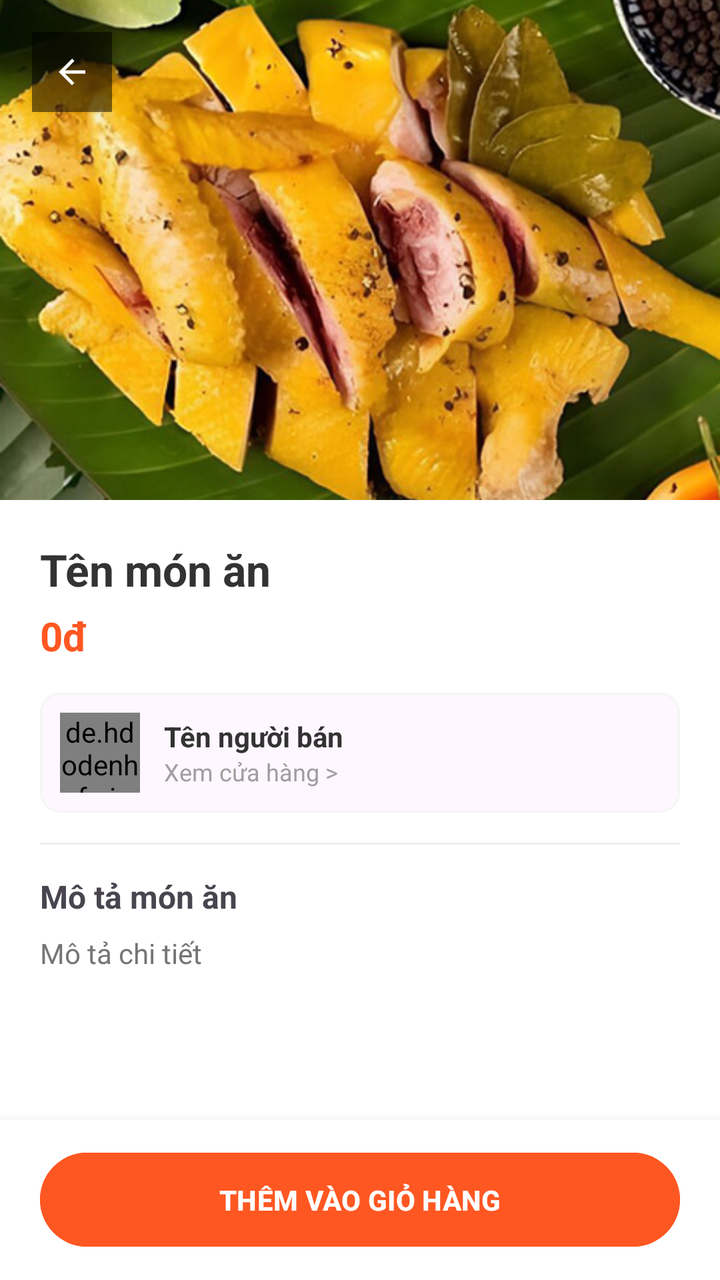
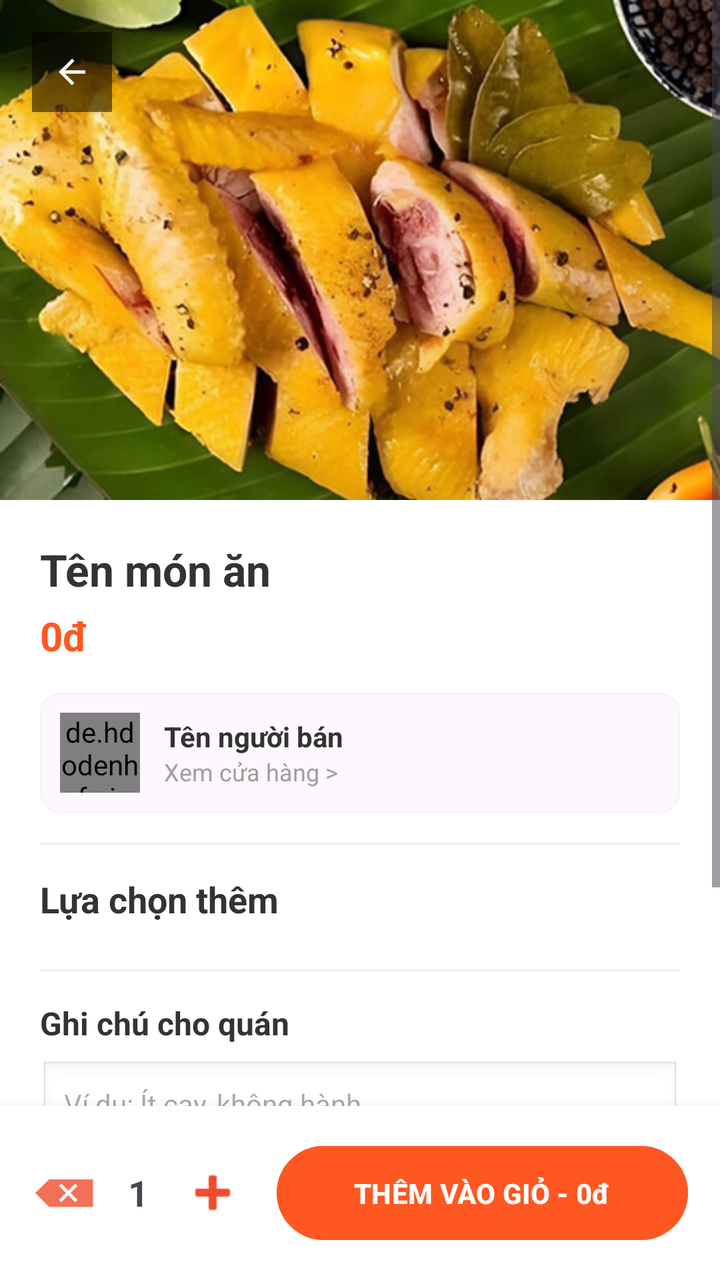

Two renders of the same Android screen: before a commit and after it. Below are the layout's source before the change and the commit's diff.
<!-- AndroidManifest.xml: application theme Theme.LangFood -->
<!-- res/layout/activity_food_detail.xml -->
<?xml version="1.0" encoding="utf-8"?>
<RelativeLayout xmlns:android="http://schemas.android.com/apk/res/android"
    xmlns:app="http://schemas.android.com/apk/res-auto"
    android:layout_width="match_parent"
    android:layout_height="match_parent"
    android:background="@color/white">

    <ScrollView
        android:layout_width="match_parent"
        android:layout_height="match_parent"
        android:layout_above="@id/layoutCart">

        <LinearLayout
            android:layout_width="match_parent"
            android:layout_height="wrap_content"
            android:orientation="vertical">

            <RelativeLayout
                android:layout_width="match_parent"
                android:layout_height="250dp">

                <ImageView
                    android:id="@+id/imgFood"
                    android:layout_width="match_parent"
                    android:layout_height="match_parent"
                    android:scaleType="centerCrop"
                    android:src="@drawable/ga" />

                <ImageView
                    android:id="@+id/btnBack"
                    android:layout_width="40dp"
                    android:layout_height="40dp"
                    android:layout_margin="16dp"
                    android:src="@drawable/ic_back"
                    android:background="#80000000"
                    android:padding="10dp"
                    android:elevation="5dp"
                    app:tint="@color/white" />
            </RelativeLayout>

            <LinearLayout
                android:layout_width="match_parent"
                android:layout_height="wrap_content"
                android:orientation="vertical"
                android:padding="20dp">

                <TextView
                    android:id="@+id/txtFoodName"
                    android:layout_width="wrap_content"
                    android:layout_height="wrap_content"
                    android:text="Tên món ăn"
                    android:textColor="#333333"
                    android:textSize="22sp"
                    android:textStyle="bold" />

                <TextView
                    android:id="@+id/txtFoodPrice"
                    android:layout_width="wrap_content"
                    android:layout_height="wrap_content"
                    android:layout_marginTop="5dp"
                    android:text="0đ"
                    android:textColor="#FF5722"
                    android:textSize="20sp"
                    android:textStyle="bold" />

                
                <com.google.android.material.card.MaterialCardView
                    android:id="@+id/cardSeller"
                    android:layout_width="match_parent"
                    android:layout_height="wrap_content"
                    android:layout_marginTop="15dp"
                    app:cardCornerRadius="10dp"
                    app:cardElevation="0dp"
                    app:strokeWidth="1dp"
                    app:strokeColor="#F5F5F5"
                    android:clickable="true"
                    android:focusable="true">

                    <LinearLayout
                        android:layout_width="match_parent"
                        android:layout_height="wrap_content"
                        android:gravity="center_vertical"
                        android:padding="10dp">

                        <de.hdodenhof.circleimageview.CircleImageView
                            android:id="@+id/ivSellerAvatar"
                            android:layout_width="40dp"
                            android:layout_height="40dp"
                            android:src="@drawable/anhavt" />

                        <LinearLayout
                            android:layout_width="0dp"
                            android:layout_height="wrap_content"
                            android:layout_weight="1"
                            android:orientation="vertical"
                            android:paddingLeft="12dp">

                            <TextView
                                android:id="@+id/tvSellerName"
                                android:layout_width="wrap_content"
                                android:layout_height="wrap_content"
                                android:text="Tên người bán"
                                android:textColor="#333333"
                                android:textStyle="bold"
                                android:textSize="14sp" />

                            <TextView
                                android:layout_width="wrap_content"
                                android:layout_height="wrap_content"
                                android:text="Xem cửa hàng >"
                                android:textColor="#9E9E9E"
                                android:textSize="12sp" />
                        </LinearLayout>
                    </LinearLayout>
                </com.google.android.material.card.MaterialCardView>

                <View
                    android:layout_width="match_parent"
                    android:layout_height="1dp"
                    android:layout_marginVertical="15dp"
                    android:background="#EEEEEE" />

                <TextView
                    android:layout_width="wrap_content"
                    android:layout_height="wrap_content"
                    android:text="Mô tả món ăn"
                    android:textStyle="bold"
                    android:textSize="16sp" />

                <TextView
                    android:id="@+id/txtFoodDescription"
                    android:layout_width="wrap_content"
                    android:layout_height="wrap_content"
                    android:layout_marginTop="8dp"
                    android:text="Mô tả chi tiết"
                    android:textColor="#757575"
                    android:lineSpacingExtra="4dp"/>
            </LinearLayout>
        </LinearLayout>
    </ScrollView>

    <LinearLayout
        android:id="@+id/layoutCart"
        android:layout_width="match_parent"
        android:layout_height="80dp"
        android:layout_alignParentBottom="true"
        android:background="@color/white"
        android:elevation="10dp"
        android:gravity="center"
        android:paddingHorizontal="20dp">

        <Button
            android:id="@+id/btnAddToCart"
            android:layout_width="match_parent"
            android:layout_height="55dp"
            android:backgroundTint="#FF5722"
            android:text="THÊM VÀO GIỎ HÀNG"
            android:textColor="@color/white"
            android:textStyle="bold" />
    </LinearLayout>
</RelativeLayout>
<!-- resources referenced by this layout -->
<resources>
  <color name="white">#FFFFFF</color>
  <!-- drawable anhavt: jpg bitmap (drawable, 9383 bytes) -->
  <!-- drawable ga: jpg bitmap (drawable, 85292 bytes) -->
  <!-- drawable ic_back (drawable) -->
  <vector xmlns:android="http://schemas.android.com/apk/res/android"
      android:width="24dp"
      android:height="24dp"
      android:viewportWidth="24"
      android:viewportHeight="24">
    <path
        android:fillColor="#FF000000"
        android:pathData="M20,11H7.83l5.59,-5.59L12,4l-8,8l8,8l1.41,-1.41L7.83,13H20v-2z"/>
  </vector>
  <style name="Theme.LangFood" parent="Base.Theme.LangFood" />
  <style name="Base.Theme.LangFood" parent="Theme.Material3.DayNight.NoActionBar">
          
          
      </style>
</resources>

<!-- the commit's change to res/layout/activity_food_detail.xml (unified diff, before → after) -->
@@ -120,6 +120,55 @@
                     android:layout_marginVertical="15dp"
                     android:background="#EEEEEE" />
 
+                
+                <TextView
+                    android:layout_width="wrap_content"
+                    android:layout_height="wrap_content"
+                    android:text="Lựa chọn thêm"
+                    android:textStyle="bold"
+                    android:textSize="18sp"
+                    android:textColor="#333333" />
+
+                <androidx.recyclerview.widget.RecyclerView
+                    android:id="@+id/rvOptionGroups"
+                    android:layout_width="match_parent"
+                    android:layout_height="wrap_content"
+                    android:layout_marginTop="8dp"
+                    android:nestedScrollingEnabled="false" />
+
+                <View
+                    android:layout_width="match_parent"
+                    android:layout_height="1dp"
+                    android:layout_marginVertical="15dp"
+                    android:background="#EEEEEE" />
+
+                
+                <TextView
+                    android:layout_width="wrap_content"
+                    android:layout_height="wrap_content"
+                    android:text="Ghi chú cho quán"
+                    android:textStyle="bold"
+                    android:textSize="16sp"
+                    android:textColor="#333333" />
+
+                <EditText
+                    android:id="@+id/etNote"
+                    android:layout_width="match_parent"
+                    android:layout_height="wrap_content"
+                    android:layout_marginTop="8dp"
+                    android:background="@android:drawable/edit_text"
+                    android:hint="Ví dụ: Ít cay, không hành..."
+                    android:textSize="14sp"
+                    android:padding="12dp"
+                    android:gravity="top"
+                    android:minLines="2" />
+
+                <View
+                    android:layout_width="match_parent"
+                    android:layout_height="1dp"
+                    android:layout_marginVertical="15dp"
+                    android:background="#EEEEEE" />
+
                 <TextView
                     android:layout_width="wrap_content"
                     android:layout_height="wrap_content"
@@ -142,19 +191,52 @@
     <LinearLayout
         android:id="@+id/layoutCart"
         android:layout_width="match_parent"
-        android:layout_height="80dp"
+        android:layout_height="wrap_content"
         android:layout_alignParentBottom="true"
         android:background="@color/white"
         android:elevation="10dp"
-        android:gravity="center"
-        android:paddingHorizontal="20dp">
+        android:orientation="horizontal"
+        android:gravity="center_vertical"
+        android:padding="16dp">
+
+        <LinearLayout
+            android:layout_width="wrap_content"
+            android:layout_height="wrap_content"
+            android:orientation="horizontal"
+            android:gravity="center_vertical"
+            android:layout_marginRight="16dp">
+
+            <ImageView
+                android:id="@+id/btnMinus"
+                android:layout_width="32dp"
+                android:layout_height="32dp"
+                android:src="@android:drawable/ic_input_delete"
+                app:tint="@color/shopee_orange" />
+
+            <TextView
+                android:id="@+id/tvQuantity"
+                android:layout_width="wrap_content"
+                android:layout_height="wrap_content"
+                android:text="1"
+                android:textSize="18sp"
+                android:textStyle="bold"
+                android:layout_marginHorizontal="16dp" />
+
+            <ImageView
+                android:id="@+id/btnPlus"
+                android:layout_width="32dp"
+                android:layout_height="32dp"
+                android:src="@android:drawable/ic_input_add"
+                app:tint="@color/shopee_orange" />
+        </LinearLayout>
 
         <Button
             android:id="@+id/btnAddToCart"
-            android:layout_width="match_parent"
+            android:layout_width="0dp"
             android:layout_height="55dp"
+            android:layout_weight="1"
             android:backgroundTint="#FF5722"
-            android:text="THÊM VÀO GIỎ HÀNG"
+            android:text="THÊM VÀO GIỎ - 0đ"
             android:textColor="@color/white"
             android:textStyle="bold" />
     </LinearLayout>
<!-- resource entries referenced after the edit -->
@@ -1,5 +1,6 @@
 <!-- resources referenced by this layout -->
 <resources>
+  <color name="shopee_orange">#EE4D2D</color>
   <color name="white">#FFFFFF</color>
   <!-- drawable anhavt: jpg bitmap (drawable, 9383 bytes) -->
   <!-- drawable ga: jpg bitmap (drawable, 85292 bytes) -->
